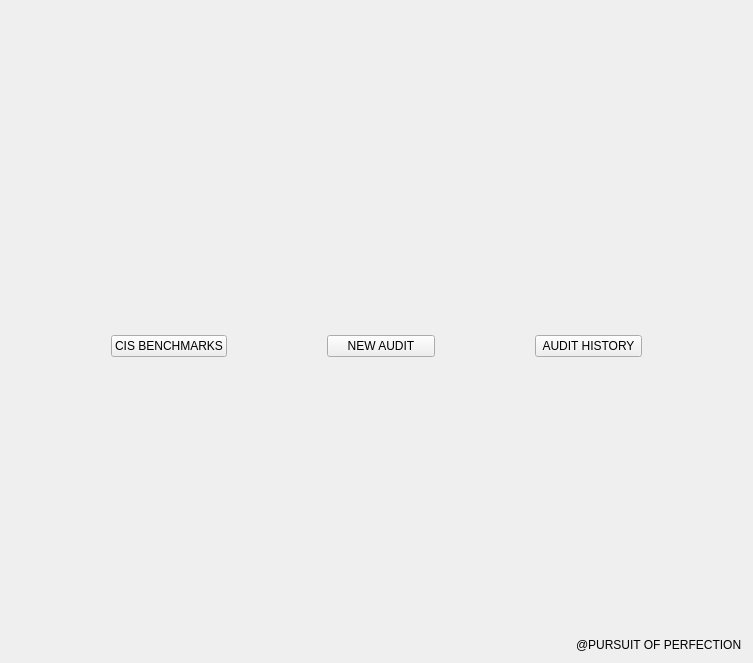
The window that start_page.ui (h4636oh/EasyAudit_QT) describes before a commit, drawn with Qt 5.
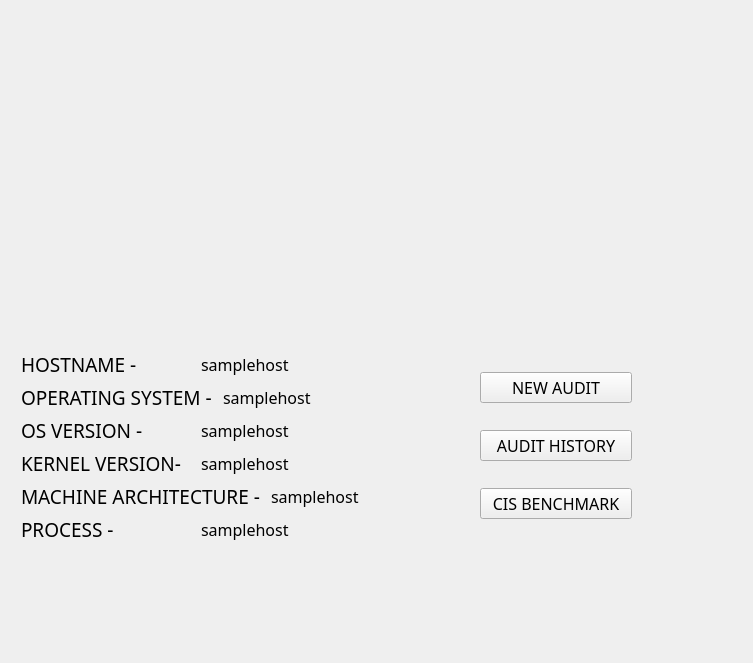
The same window after the commit. Icons and pictures are not drawn.

Commit message: redesinged some pages

The edit to the form file:
```diff
--- a/start_page.ui
+++ b/start_page.ui
@@ -28,10 +28,16 @@
     <height>663</height>
    </size>
   </property>
+  <property name="font">
+   <font>
+    <family>DM Mono</family>
+    <pointsize>12</pointsize>
+   </font>
+  </property>
   <property name="windowTitle">
    <string>EASY AUDIT - HOME PAGE</string>
   </property>
-  <layout class="QVBoxLayout" name="verticalLayout">
+  <layout class="QVBoxLayout" name="verticalLayout_3">
    <item>
     <layout class="QHBoxLayout" name="app_logo_hlayout">
      <item>
@@ -48,25 +54,16 @@
       </spacer>
      </item>
      <item>
-      <widget class="QLabel" name="app_logo_lbl">
-       <property name="sizePolicy">
-        <sizepolicy hsizetype="Fixed" vsizetype="Fixed">
-         <horstretch>0</horstretch>
-         <verstretch>0</verstretch>
-        </sizepolicy>
-       </property>
-       <property name="minimumSize">
-        <size>
-         <width>400</width>
-         <height>218</height>
-        </size>
-       </property>
+      <widget class="QLabel" name="logo_lbl">
        <property name="maximumSize">
         <size>
-         <width>400</width>
-         <height>218</height>
+         <width>360</width>
+         <height>120</height>
         </size>
        </property>
+       <property name="frameShape">
+        <enum>QFrame::Shape::NoFrame</enum>
+       </property>
        <property name="text">
         <string/>
        </property>
@@ -76,9 +73,6 @@
        <property name="scaledContents">
         <bool>true</bool>
        </property>
-       <property name="wordWrap">
-        <bool>false</bool>
-       </property>
       </widget>
      </item>
      <item>
@@ -97,92 +91,245 @@
     </layout>
    </item>
    <item>
-    <spacer name="vpsacer_2">
-     <property name="orientation">
-      <enum>Qt::Orientation::Vertical</enum>
-     </property>
-     <property name="sizeType">
-      <enum>QSizePolicy::Policy::Fixed</enum>
-     </property>
-     <property name="sizeHint" stdset="0">
-      <size>
-       <width>20</width>
-       <height>100</height>
-      </size>
-     </property>
-    </spacer>
-   </item>
-   <item>
-    <layout class="QHBoxLayout" name="btn_bar">
-     <property name="spacing">
-      <number>100</number>
-     </property>
+    <layout class="QHBoxLayout" name="horizontalLayout_7">
      <property name="leftMargin">
-      <number>100</number>
+      <number>10</number>
      </property>
      <property name="rightMargin">
-      <number>100</number>
+      <number>10</number>
      </property>
      <item>
-      <widget class="QPushButton" name="cis_benchmark_btn">
-       <property name="text">
-        <string>CIS BENCHMARKS</string>
-       </property>
-      </widget>
+      <layout class="QVBoxLayout" name="verticalLayout_2">
+       <item>
+        <layout class="QHBoxLayout" name="horizontalLayout">
+         <item>
+          <widget class="QLabel" name="hostname_lbl">
+           <property name="sizePolicy">
+            <sizepolicy hsizetype="Minimum" vsizetype="Minimum">
+             <horstretch>0</horstretch>
+             <verstretch>0</verstretch>
+            </sizepolicy>
+           </property>
+           <property name="font">
+            <font>
+             <family>DM Mono</family>
+             <pointsize>14</pointsize>
+            </font>
+           </property>
+           <property name="text">
+            <string>HOSTNAME - </string>
+           </property>
+           <property name="alignment">
+            <set>Qt::AlignmentFlag::AlignLeading|Qt::AlignmentFlag::AlignLeft|Qt::AlignmentFlag::AlignVCenter</set>
+           </property>
+          </widget>
+         </item>
+         <item>
+          <widget class="QLabel" name="hostname_lbl_entry">
+           <property name="text">
+            <string>samplehost</string>
+           </property>
+          </widget>
+         </item>
+        </layout>
+       </item>
+       <item>
+        <layout class="QHBoxLayout" name="horizontalLayout_2">
+         <item>
+          <widget class="QLabel" name="os_name_lbl">
+           <property name="sizePolicy">
+            <sizepolicy hsizetype="Minimum" vsizetype="Preferred">
+             <horstretch>0</horstretch>
+             <verstretch>0</verstretch>
+            </sizepolicy>
+           </property>
+           <property name="font">
+            <font>
+             <family>DM Mono</family>
+             <pointsize>14</pointsize>
+            </font>
+           </property>
+           <property name="text">
+            <string>OPERATING SYSTEM - </string>
+           </property>
+           <property name="alignment">
+            <set>Qt::AlignmentFlag::AlignLeading|Qt::AlignmentFlag::AlignLeft|Qt::AlignmentFlag::AlignVCenter</set>
+           </property>
+          </widget>
+         </item>
+         <item>
+          <widget class="QLabel" name="os_name_entry">
+           <property name="text">
+            <string>samplehost</string>
+           </property>
+          </widget>
+         </item>
+        </layout>
+       </item>
+       <item>
+        <layout class="QHBoxLayout" name="horizontalLayout_3">
+         <item>
+          <widget class="QLabel" name="os_version_lbl">
+           <property name="sizePolicy">
+            <sizepolicy hsizetype="Minimum" vsizetype="Preferred">
+             <horstretch>0</horstretch>
+             <verstretch>0</verstretch>
+            </sizepolicy>
+           </property>
+           <property name="font">
+            <font>
+             <family>DM Mono</family>
+             <pointsize>14</pointsize>
+            </font>
+           </property>
+           <property name="text">
+            <string>OS VERSION - </string>
+           </property>
+           <property name="alignment">
+            <set>Qt::AlignmentFlag::AlignLeading|Qt::AlignmentFlag::AlignLeft|Qt::AlignmentFlag::AlignVCenter</set>
+           </property>
+          </widget>
+         </item>
+         <item>
+          <widget class="QLabel" name="os_version_lbl_entry">
+           <property name="text">
+            <string>samplehost</string>
+           </property>
+          </widget>
+         </item>
+        </layout>
+       </item>
+       <item>
+        <layout class="QHBoxLayout" name="horizontalLayout_4">
+         <item>
+          <widget class="QLabel" name="kernel_lbl">
+           <property name="sizePolicy">
+            <sizepolicy hsizetype="Minimum" vsizetype="Preferred">
+             <horstretch>0</horstretch>
+             <verstretch>0</verstretch>
+            </sizepolicy>
+           </property>
+           <property name="font">
+            <font>
+             <family>DM Mono</family>
+             <pointsize>14</pointsize>
+            </font>
+           </property>
+           <property name="text">
+            <string>KERNEL VERSION- </string>
+           </property>
+           <property name="alignment">
+            <set>Qt::AlignmentFlag::AlignLeading|Qt::AlignmentFlag::AlignLeft|Qt::AlignmentFlag::AlignVCenter</set>
+           </property>
+          </widget>
+         </item>
+         <item>
+          <widget class="QLabel" name="kernel_lbl_entry">
+           <property name="text">
+            <string>samplehost</string>
+           </property>
+          </widget>
+         </item>
+        </layout>
+       </item>
+       <item>
+        <layout class="QHBoxLayout" name="horizontalLayout_5">
+         <item>
+          <widget class="QLabel" name="mach_arch_lbl">
+           <property name="sizePolicy">
+            <sizepolicy hsizetype="Minimum" vsizetype="Preferred">
+             <horstretch>0</horstretch>
+             <verstretch>0</verstretch>
+            </sizepolicy>
+           </property>
+           <property name="font">
+            <font>
+             <family>DM Mono</family>
+             <pointsize>14</pointsize>
+            </font>
+           </property>
+           <property name="text">
+            <string>MACHINE ARCHITECTURE - </string>
+           </property>
+           <property name="alignment">
+            <set>Qt::AlignmentFlag::AlignLeading|Qt::AlignmentFlag::AlignLeft|Qt::AlignmentFlag::AlignVCenter</set>
+           </property>
+          </widget>
+         </item>
+         <item>
+          <widget class="QLabel" name="mach_arch_lbl_entry">
+           <property name="text">
+            <string>samplehost</string>
+           </property>
+          </widget>
+         </item>
+        </layout>
+       </item>
+       <item>
+        <layout class="QHBoxLayout" name="horizontalLayout_6">
+         <item>
+          <widget class="QLabel" name="processor_lbl">
+           <property name="sizePolicy">
+            <sizepolicy hsizetype="Minimum" vsizetype="Preferred">
+             <horstretch>0</horstretch>
+             <verstretch>0</verstretch>
+            </sizepolicy>
+           </property>
+           <property name="font">
+            <font>
+             <family>DM Mono</family>
+             <pointsize>14</pointsize>
+            </font>
+           </property>
+           <property name="text">
+            <string>PROCESS -</string>
+           </property>
+           <property name="alignment">
+            <set>Qt::AlignmentFlag::AlignLeading|Qt::AlignmentFlag::AlignLeft|Qt::AlignmentFlag::AlignVCenter</set>
+           </property>
+          </widget>
+         </item>
+         <item>
+          <widget class="QLabel" name="processor_lbl_entry">
+           <property name="text">
+            <string>samplehost</string>
+           </property>
+          </widget>
+         </item>
+        </layout>
+       </item>
+      </layout>
      </item>
      <item>
-      <widget class="QPushButton" name="new_audit_btn">
-       <property name="text">
-        <string>NEW AUDIT</string>
+      <layout class="QVBoxLayout" name="verticalLayout">
+       <property name="leftMargin">
+        <number>100</number>
        </property>
-      </widget>
-     </item>
-     <item>
-      <widget class="QPushButton" name="audit_history_btn">
-       <property name="text">
-        <string>AUDIT HISTORY</string>
+       <property name="rightMargin">
+        <number>100</number>
        </property>
-      </widget>
-     </item>
-    </layout>
-   </item>
-   <item>
-    <spacer name="vspacer_1">
-     <property name="orientation">
-      <enum>Qt::Orientation::Vertical</enum>
-     </property>
-     <property name="sizeType">
-      <enum>QSizePolicy::Policy::Fixed</enum>
-     </property>
-     <property name="sizeHint" stdset="0">
-      <size>
-       <width>20</width>
-       <height>100</height>
-      </size>
-     </property>
-    </spacer>
-   </item>
-   <item>
-    <layout class="QHBoxLayout" name="team_name_hlayout">
-     <item>
-      <spacer name="hspacer_1">
-       <property name="orientation">
-        <enum>Qt::Orientation::Horizontal</enum>
-       </property>
-       <property name="sizeHint" stdset="0">
-        <size>
-         <width>40</width>
-         <height>20</height>
-        </size>
-       </property>
-      </spacer>
-     </item>
-     <item alignment="Qt::AlignmentFlag::Qt::AlignmentFlag::AlignBottom">
-      <widget class="QLabel" name="team_name_lbl">
-       <property name="text">
-        <string>@PURSUIT OF PERFECTION</string>
-       </property>
-      </widget>
+       <item>
+        <widget class="QPushButton" name="new_audit_btn">
+         <property name="text">
+          <string>NEW AUDIT</string>
+         </property>
+        </widget>
+       </item>
+       <item>
+        <widget class="QPushButton" name="audit_history_btn">
+         <property name="text">
+          <string>AUDIT HISTORY</string>
+         </property>
+        </widget>
+       </item>
+       <item>
+        <widget class="QPushButton" name="cis_benchmark_btn">
+         <property name="text">
+          <string>CIS BENCHMARK</string>
+         </property>
+        </widget>
+       </item>
+      </layout>
      </item>
     </layout>
    </item>
```
The commit also changes 2 other files.
